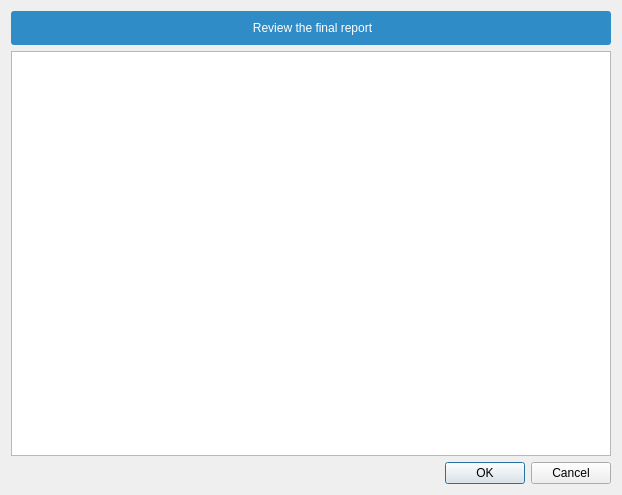
Old version of the form forms/dlg_review.ui in the repository ColinDuquesnoy/QCrash.
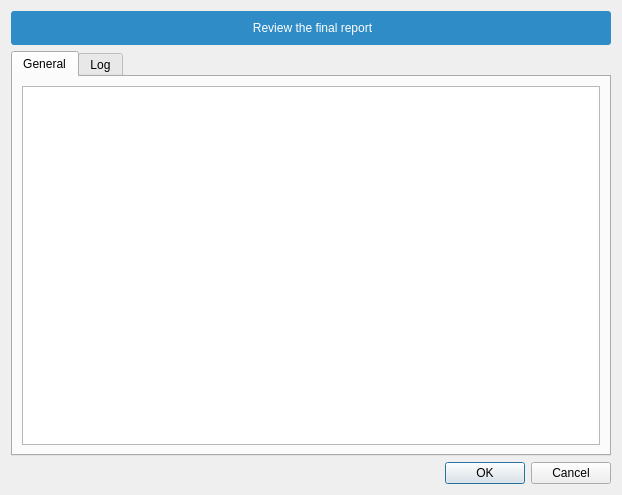
New version of the form. Icons and pictures are not drawn.

Commit message:
Split report review dialog into "general" and "log"
Close #5

```diff
--- a/forms/dlg_review.ui
+++ b/forms/dlg_review.ui
@@ -34,7 +34,31 @@
     </widget>
    </item>
    <item>
-    <widget class="QPlainTextEdit" name="plainTextEdit"/>
+    <widget class="QTabWidget" name="tabWidget">
+     <property name="currentIndex">
+      <number>0</number>
+     </property>
+     <widget class="QWidget" name="tab">
+      <attribute name="title">
+       <string>General</string>
+      </attribute>
+      <layout class="QGridLayout" name="gridLayout">
+       <item row="0" column="0">
+        <widget class="QPlainTextEdit" name="edit_main"/>
+       </item>
+      </layout>
+     </widget>
+     <widget class="QWidget" name="tab_2">
+      <attribute name="title">
+       <string>Log</string>
+      </attribute>
+      <layout class="QGridLayout" name="gridLayout_2">
+       <item row="0" column="0">
+        <widget class="QPlainTextEdit" name="edit_log"/>
+       </item>
+      </layout>
+     </widget>
+    </widget>
    </item>
    <item>
     <widget class="QDialogButtonBox" name="buttonBox">
```
Left out of the diff: 3 changed lines with no effect on the pictures. The commit also changes 4 other files.
